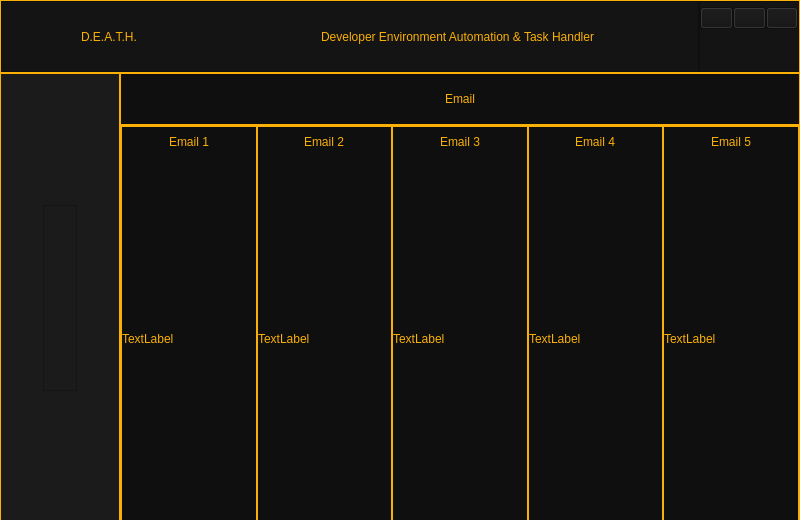
Old version of the form Gui/Main_Gui.ui in the repository ThatNerd404/D.E.A.T.H.
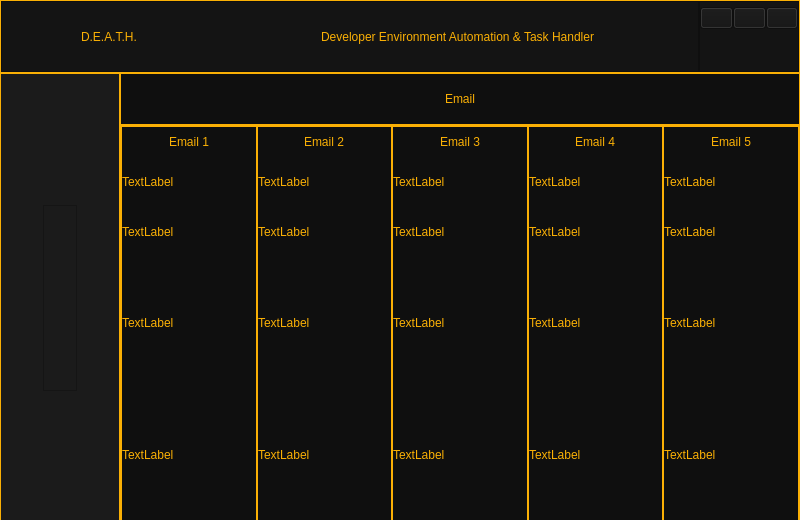
New version of the form. Icons and pictures are not drawn.

Patch:
```diff
--- a/Gui/Main_Gui.ui
+++ b/Gui/Main_Gui.ui
@@ -2368,6 +2368,9 @@
               </property>
               <item>
                <widget class="QFrame" name="Email_1_Info">
+                <property name="styleSheet">
+                 <string notr="true"/>
+                </property>
                 <property name="frameShape">
                  <enum>QFrame::StyledPanel</enum>
                 </property>
@@ -2404,7 +2407,40 @@
                   </widget>
                  </item>
                  <item>
-                  <widget class="QLabel" name="label">
+                  <widget class="QLabel" name="Email_1_From">
+                   <property name="maximumSize">
+                    <size>
+                     <width>16777215</width>
+                     <height>50</height>
+                    </size>
+                   </property>
+                   <property name="text">
+                    <string>TextLabel</string>
+                   </property>
+                  </widget>
+                 </item>
+                 <item>
+                  <widget class="QLabel" name="Email_1_Date">
+                   <property name="maximumSize">
+                    <size>
+                     <width>16777215</width>
+                     <height>50</height>
+                    </size>
+                   </property>
+                   <property name="text">
+                    <string>TextLabel</string>
+                   </property>
+                  </widget>
+                 </item>
+                 <item>
+                  <widget class="QLabel" name="Email_1_Subject">
+                   <property name="text">
+                    <string>TextLabel</string>
+                   </property>
+                  </widget>
+                 </item>
+                 <item>
+                  <widget class="QLabel" name="Email_1_Msg">
                    <property name="text">
                     <string>TextLabel</string>
                    </property>
@@ -2451,7 +2487,40 @@
                   </widget>
                  </item>
                  <item>
-                  <widget class="QLabel" name="label_2">
+                  <widget class="QLabel" name="Email_2_From">
+                   <property name="maximumSize">
+                    <size>
+                     <width>16777215</width>
+                     <height>50</height>
+                    </size>
+                   </property>
+                   <property name="text">
+                    <string>TextLabel</string>
+                   </property>
+                  </widget>
+                 </item>
+                 <item>
+                  <widget class="QLabel" name="Email_2_Date">
+                   <property name="maximumSize">
+                    <size>
+                     <width>16777215</width>
+                     <height>50</height>
+                    </size>
+                   </property>
+                   <property name="text">
+                    <string>TextLabel</string>
+                   </property>
+                  </widget>
+                 </item>
+                 <item>
+                  <widget class="QLabel" name="Email_2_Subject">
+                   <property name="text">
+                    <string>TextLabel</string>
+                   </property>
+                  </widget>
+                 </item>
+                 <item>
+                  <widget class="QLabel" name="Email_2_Msg">
                    <property name="text">
                     <string>TextLabel</string>
                    </property>
@@ -2498,7 +2567,40 @@
                   </widget>
                  </item>
                  <item>
-                  <widget class="QLabel" name="label_3">
+                  <widget class="QLabel" name="Email_3_From">
+                   <property name="maximumSize">
+                    <size>
+                     <width>16777215</width>
+                     <height>50</height>
+                    </size>
+                   </property>
+                   <property name="text">
+                    <string>TextLabel</string>
+                   </property>
+                  </widget>
+                 </item>
+                 <item>
+                  <widget class="QLabel" name="Email_3_Date">
+                   <property name="maximumSize">
+                    <size>
+                     <width>16777215</width>
+                     <height>50</height>
+                    </size>
+                   </property>
+                   <property name="text">
+                    <string>TextLabel</string>
+                   </property>
+                  </widget>
+                 </item>
+                 <item>
+                  <widget class="QLabel" name="Email_3_Subject">
+                   <property name="text">
+                    <string>TextLabel</string>
+                   </property>
+                  </widget>
+                 </item>
+                 <item>
+                  <widget class="QLabel" name="Email_3_Msg">
                    <property name="text">
                     <string>TextLabel</string>
                    </property>
@@ -2545,7 +2647,40 @@
                   </widget>
                  </item>
                  <item>
-                  <widget class="QLabel" name="label_4">
+                  <widget class="QLabel" name="Email_4_From">
+                   <property name="maximumSize">
+                    <size>
+                     <width>16777215</width>
+                     <height>50</height>
+                    </size>
+                   </property>
+                   <property name="text">
+                    <string>TextLabel</string>
+                   </property>
+                  </widget>
+                 </item>
+                 <item>
+                  <widget class="QLabel" name="Email_4_Date">
+                   <property name="maximumSize">
+                    <size>
+                     <width>16777215</width>
+                     <height>50</height>
+                    </size>
+                   </property>
+                   <property name="text">
+                    <string>TextLabel</string>
+                   </property>
+                  </widget>
+                 </item>
+                 <item>
+                  <widget class="QLabel" name="Email_4_Subject">
+                   <property name="text">
+                    <string>TextLabel</string>
+                   </property>
+                  </widget>
+                 </item>
+                 <item>
+                  <widget class="QLabel" name="Email_4_Msg">
                    <property name="text">
                     <string>TextLabel</string>
                    </property>
@@ -2592,7 +2727,40 @@
                   </widget>
                  </item>
                  <item>
-                  <widget class="QLabel" name="label_5">
+                  <widget class="QLabel" name="Email_5_From">
+                   <property name="maximumSize">
+                    <size>
+                     <width>16777215</width>
+                     <height>50</height>
+                    </size>
+                   </property>
+                   <property name="text">
+                    <string>TextLabel</string>
+                   </property>
+                  </widget>
+                 </item>
+                 <item>
+                  <widget class="QLabel" name="Email_5_Date">
+                   <property name="maximumSize">
+                    <size>
+                     <width>16777215</width>
+                     <height>50</height>
+                    </size>
+                   </property>
+                   <property name="text">
+                    <string>TextLabel</string>
+                   </property>
+                  </widget>
+                 </item>
+                 <item>
+                  <widget class="QLabel" name="Email_5_Subject">
+                   <property name="text">
+                    <string>TextLabel</string>
+                   </property>
+                  </widget>
+                 </item>
+                 <item>
+                  <widget class="QLabel" name="Email_5_Msg">
                    <property name="text">
                     <string>TextLabel</string>
                    </property>
```
Left out of the diff: 2 changed lines with no effect on the pictures.
